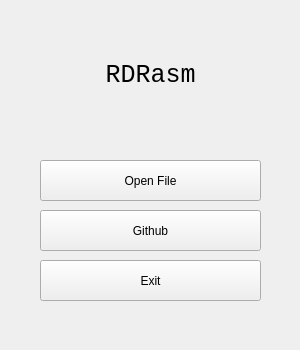
Above: src/widgets/launchscreen.ui from connor-ms/RDRasm before the change. Below: the same form after it.
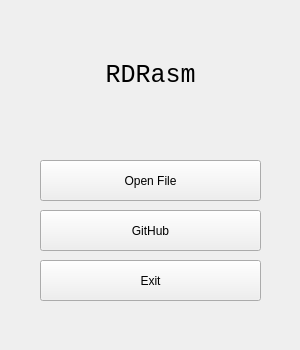
That is the form after the change.

Patch:
```diff
--- a/src/widgets/launchscreen.ui
+++ b/src/widgets/launchscreen.ui
@@ -76,7 +76,7 @@
     </rect>
    </property>
    <property name="text">
-    <string>Github</string>
+    <string>GitHub</string>
    </property>
   </widget>
   <widget class="QPushButton" name="btnExit">
```
